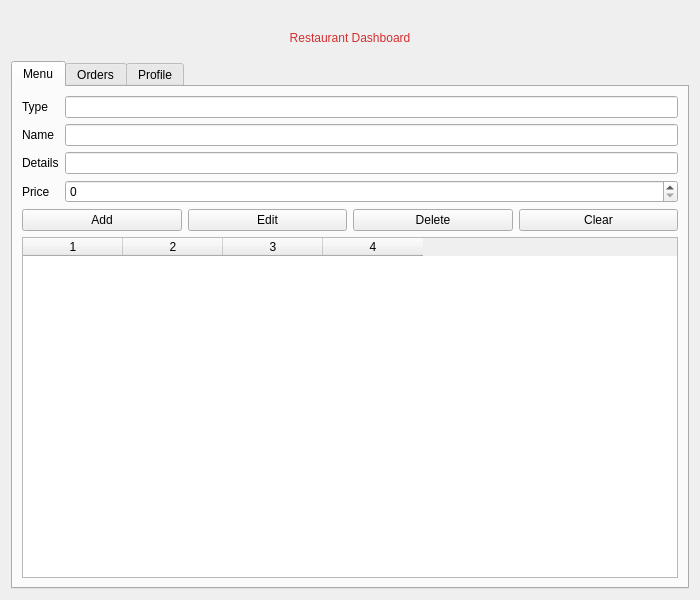
This is menu_restaurant.ui in ASHKAN3230/iut-food as Qt 5 draws it before an edit. The edited form follows.
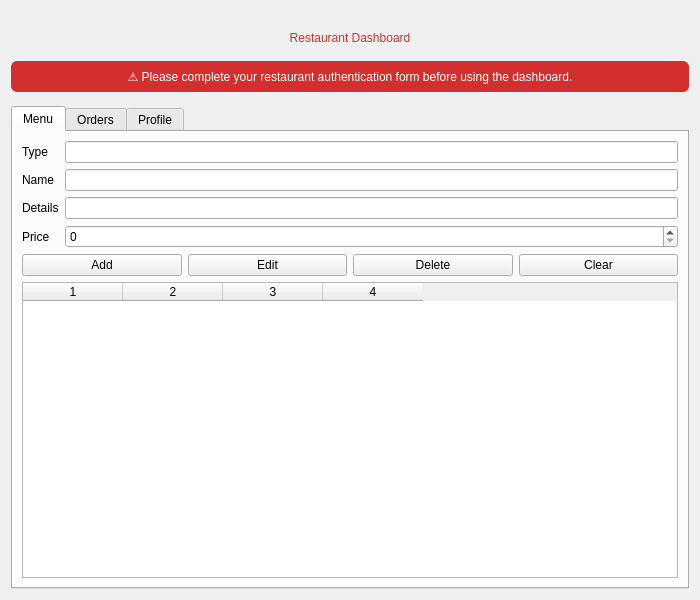
This is the edited form.

Commit message: add auth warning

```diff
--- a/menu_restaurant.ui
+++ b/menu_restaurant.ui
@@ -27,6 +27,22 @@
      </property>
     </widget>
    </item>
+   <item>
+    <widget class="QLabel" name="authWarningLabel">
+     <property name="text">
+      <string>⚠ Please complete your restaurant authentication form before using the dashboard.</string>
+     </property>
+     <property name="visible">
+      <bool>false</bool>
+     </property>
+     <property name="alignment">
+      <set>Qt::AlignCenter</set>
+     </property>
+     <property name="styleSheet">
+      <string notr="true">background: #d32f2f; color: #fff; font: 700 11pt 'Segoe UI'; border-radius: 6px; padding: 8px; margin-bottom: 8px;</string>
+     </property>
+    </widget>
+   </item>
    <item>
     <layout class="QHBoxLayout" name="navLayout"/>
    </item>
```
The commit also changes 2 other files.
